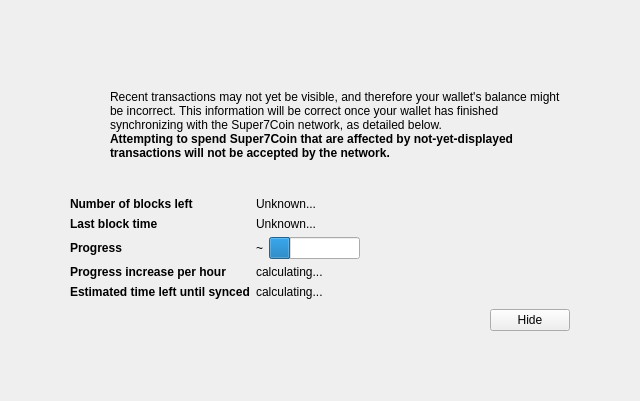
The window that src/qt/forms/modaloverlay.ui (OmegaBlockchain/omegacoin) describes before a commit, drawn with Qt 5.
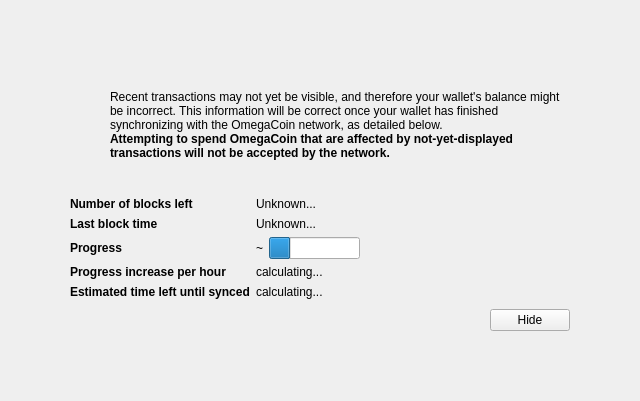
The same window after the commit. Icons and pictures are not drawn. Custom widgets are drawn as their Qt base class.

Diff of the .ui file:
```diff
--- a/src/qt/forms/modaloverlay.ui
+++ b/src/qt/forms/modaloverlay.ui
@@ -128,7 +128,7 @@
              <item>
               <widget class="QLabel" name="infoText">
                <property name="text">
-                <string>Recent transactions may not yet be visible, and therefore your wallet's balance might be incorrect. This information will be correct once your wallet has finished synchronizing with the Super7Coin network, as detailed below.</string>
+                <string>Recent transactions may not yet be visible, and therefore your wallet's balance might be incorrect. This information will be correct once your wallet has finished synchronizing with the OmegaCoin network, as detailed below.</string>
                </property>
                <property name="textFormat">
                 <enum>Qt::RichText</enum>
@@ -147,7 +147,7 @@
                 </font>
                </property>
                <property name="text">
-                <string>Attempting to spend Super7Coin that are affected by not-yet-displayed transactions will not be accepted by the network.</string>
+                <string>Attempting to spend OmegaCoin that are affected by not-yet-displayed transactions will not be accepted by the network.</string>
                </property>
                <property name="textFormat">
                 <enum>Qt::RichText</enum>
```
